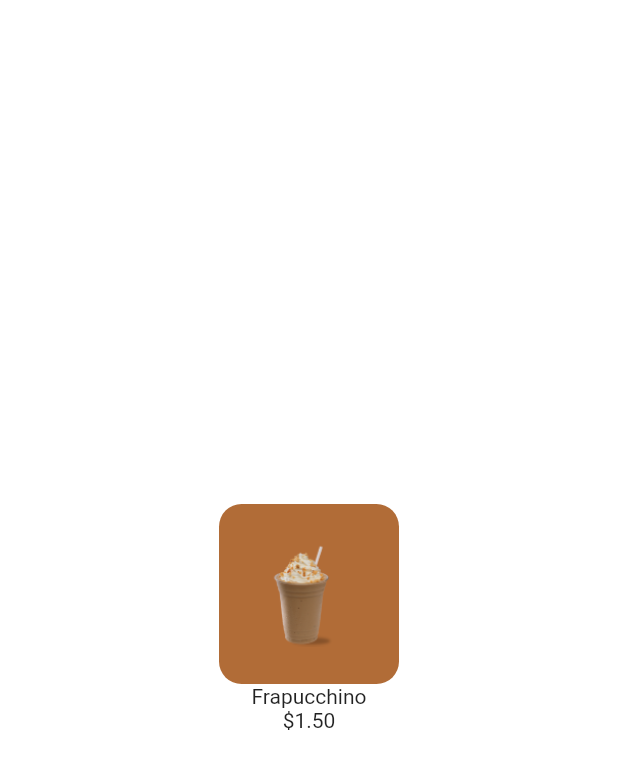
After one commit to Roberth0/mobile, a Flutter app: the Product screen opened directly, on a phone screen of 412 x 824 dp. The commit adds this screen. Shown: the top 769 px of the screen. Run offline on Flutter 3.47's test engine with Material 2 defaults, Android fonts, the phone set to English and light mode, and no system bars; our stand-ins replace curved_navigation_bar, email_validator, firebase_auth, firebase_core, google_fonts; accounts and stored records are empty.

Commit message:
product card

```diff
--- /dev/null
+++ b/coffeshop/lib/screens/home/product.dart
@@ -0,0 +1,40 @@
+import 'package:flutter/material.dart';
+
+class Product extends StatefulWidget {
+  const Product({super.key});
+
+  @override
+  State<Product> createState() => _ProductState();
+}
+
+class _ProductState extends State<Product> {
+  @override
+  Widget build(BuildContext context) {
+    return Scaffold(
+      backgroundColor: Colors.white,
+      body: Center(
+        child: Container(
+          width: 120,
+          height: 210,
+          // color: Colors.blue,
+          child: Column(
+            mainAxisAlignment: MainAxisAlignment.center,
+            children: [
+              Container(
+                decoration: BoxDecoration(
+                  color: Color.fromARGB(200, 156, 68, 0),
+                  borderRadius: BorderRadius.circular(15)
+                ),
+                padding: EdgeInsets.all(25),
+                child: Image.asset("images/coffe.png")
+              ),
+
+              Text("Frapucchino"),
+              Text("\$1.50")
+            ],
+          )
+        ),
+      ),
+    );
+  }
+}
--- a/coffeshop/lib/screens/profile/profile.dart
+++ b/coffeshop/lib/screens/profile/profile.dart
@@ -1,5 +1,5 @@
+import 'package:coffeshop/services/auth.dart';
 import 'package:flutter/material.dart';
-
 
 class Profile extends StatefulWidget {
   const Profile({super.key});
@@ -15,8 +15,8 @@ class _ProfileState extends State<Profile> {
       resizeToAvoidBottomInset: false,
       body: SafeArea(
           child: Center(
-            child: Column(mainAxisAlignment: MainAxisAlignment.center, children: [
-            const CircleAvatar(),
+        child: Column(mainAxisAlignment: MainAxisAlignment.center, children: [
+          const CircleAvatar(),
           Container(
             margin: const EdgeInsets.symmetric(vertical: 20),
             decoration: BoxDecoration(
@@ -28,7 +28,6 @@ class _ProfileState extends State<Profile> {
               "Name: user",
             ),
           ),
-
           Container(
               margin: const EdgeInsets.symmetric(vertical: 20),
               decoration: BoxDecoration(
@@ -45,9 +44,13 @@ class _ProfileState extends State<Profile> {
               ),
               padding: const EdgeInsets.symmetric(vertical: 10, horizontal: 15),
               child: const Text("Cellphone: 0987654321")),
+          ElevatedButton(
+              onPressed: () async {
+                dynamic result = await AuthService().signOut();
+              },
+              child: Text("Log out"))
         ]),
       )),
-
     );
   }
 }
--- a/coffeshop/lib/screens/wrapper.dart
+++ b/coffeshop/lib/screens/wrapper.dart
@@ -6,6 +6,9 @@ import 'package:flutter/material.dart';
 import 'package:provider/provider.dart';
 import 'package:firebase_auth/firebase_auth.dart';
 
+// temp
+import 'package:coffeshop/screens/home/product.dart';
+
 class Wrapper extends StatelessWidget {
   const Wrapper({super.key});
 
@@ -13,6 +16,7 @@ class Wrapper extends StatelessWidget {
   Widget build(BuildContext context) {
     final user = Provider.of<User?>(context);
     // return UserHome();
+    // return Product();
     return user == null ? Authenticate() : UserHome();
   }
 }
```
Also changed, not shown: coffeshop/images/coffe.png (added), 1 other file.
